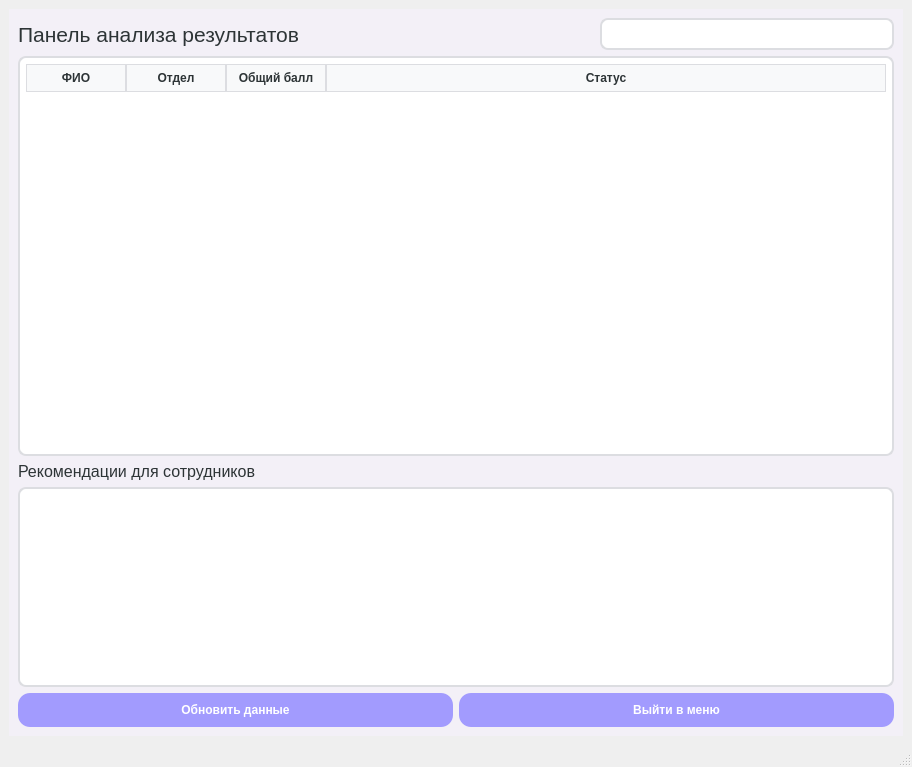
First picture: the form in final_task/interface.ui, repository Yana5193/informatika, before the edit.
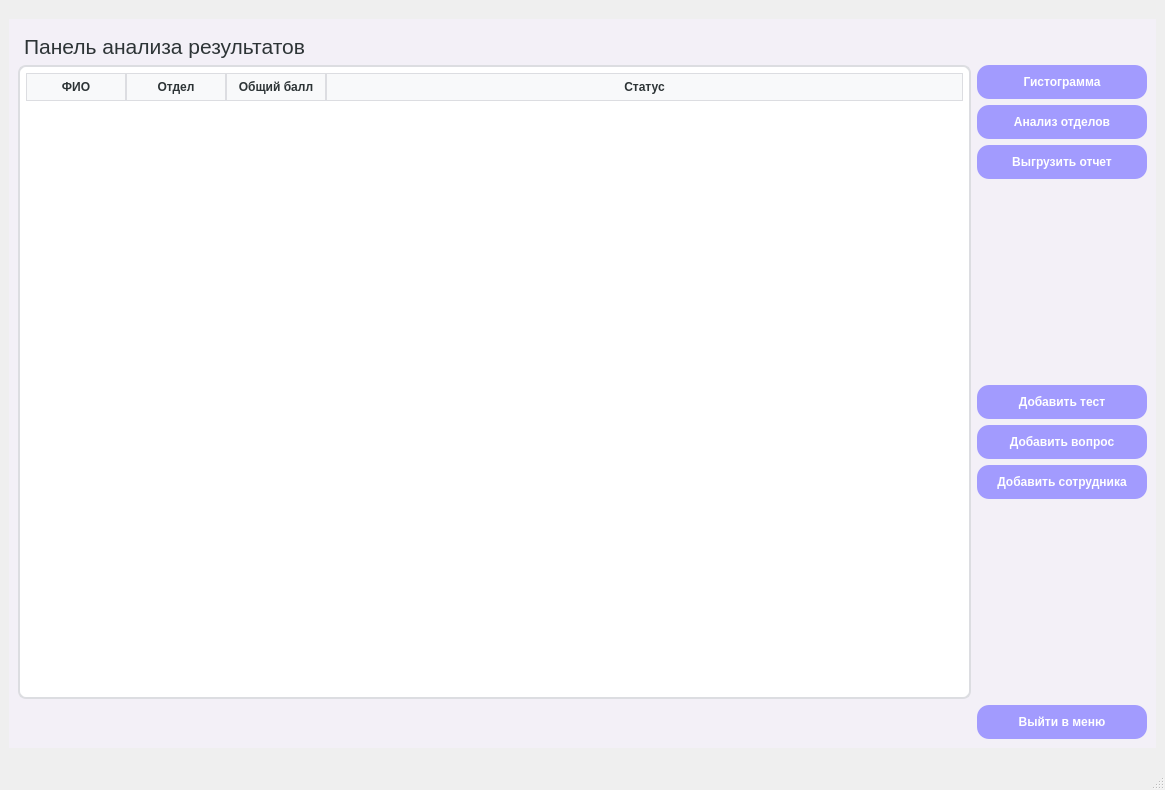
Second picture: the form after the edit. The open tabs and pages were chosen to show the change.

```diff
--- a/final_task/interface.ui
+++ b/final_task/interface.ui
@@ -6,8 +6,8 @@
    <rect>
     <x>0</x>
     <y>0</y>
-    <width>912</width>
-    <height>767</height>
+    <width>1165</width>
+    <height>790</height>
    </rect>
   </property>
   <property name="windowTitle">
@@ -17,6 +17,24 @@
    <layout class="QGridLayout" name="gridLayout">
     <item row="0" column="0">
      <widget class="QStackedWidget" name="btn_reftesh">
+      <property name="sizePolicy">
+       <sizepolicy hsizetype="Preferred" vsizetype="Preferred">
+        <horstretch>0</horstretch>
+        <verstretch>0</verstretch>
+       </sizepolicy>
+      </property>
+      <property name="minimumSize">
+       <size>
+        <width>1147</width>
+        <height>729</height>
+       </size>
+      </property>
+      <property name="maximumSize">
+       <size>
+        <width>1147</width>
+        <height>729</height>
+       </size>
+      </property>
       <property name="styleSheet">
        <string notr="true">/* Основной фон окна */
 QMainWindow, QWidget {
@@ -140,17 +158,18 @@
            </widget>
           </item>
           <item>
-           <spacer name="verticalSpacer_3">
-            <property name="orientation">
-             <enum>Qt::Vertical</enum>
+           <widget class="QLabel" name="label_2">
+            <property name="font">
+             <font>
+              <family>Segoe UI</family>
+              <pointsize>14</pointsize>
+              <bold>true</bold>
+             </font>
             </property>
-            <property name="sizeHint" stdset="0">
-             <size>
-              <width>10</width>
-              <height>10</height>
-             </size>
+            <property name="text">
+             <string>Выберите тест:</string>
             </property>
-           </spacer>
+           </widget>
           </item>
           <item>
            <widget class="QPushButton" name="btn_start_test">
@@ -379,64 +398,76 @@
        </layout>
       </widget>
       <widget class="QWidget" name="page_3">
-       <layout class="QVBoxLayout" name="verticalLayout_3">
-        <item>
-         <layout class="QHBoxLayout" name="horizontalLayout_2">
-          <item>
-           <widget class="QLabel" name="lbl_admin_title">
-            <property name="font">
-             <font>
-              <family>Segoe UI</family>
-              <pointsize>16</pointsize>
-             </font>
+       <layout class="QGridLayout" name="gridLayout_6">
+        <item row="1" column="1">
+         <widget class="QLabel" name="lbl_admin_title">
+          <property name="font">
+           <font>
+            <family>Segoe UI</family>
+            <pointsize>16</pointsize>
+           </font>
+          </property>
+          <property name="text">
+           <string>Панель анализа результатов</string>
+          </property>
+         </widget>
+        </item>
+        <item row="3" column="3">
+         <layout class="QGridLayout" name="gridLayout_4">
+          <item row="1" column="0">
+           <widget class="QPushButton" name="btn_add_quest">
+            <property name="text">
+             <string>Добавить вопрос</string>
             </property>
+           </widget>
+          </item>
+          <item row="0" column="0">
+           <widget class="QPushButton" name="btn_create_test">
             <property name="text">
-             <string>Панель анализа результатов</string>
+             <string>Добавить тест</string>
             </property>
            </widget>
           </item>
-          <item>
-           <spacer name="horizontalSpacer_2">
+          <item row="2" column="0">
+           <widget class="QPushButton" name="btn_add_employee">
+            <property name="text">
+             <string>Добавить сотрудника</string>
+            </property>
+           </widget>
+          </item>
+          <item row="3" column="0">
+           <spacer name="verticalSpacer_3">
             <property name="orientation">
-             <enum>Qt::Horizontal</enum>
+             <enum>Qt::Vertical</enum>
             </property>
             <property name="sizeHint" stdset="0">
              <size>
-              <width>40</width>
-              <height>20</height>
+              <width>20</width>
+              <height>40</height>
              </size>
             </property>
            </spacer>
           </item>
-          <item>
-           <widget class="QLineEdit" name="edit_search">
-            <property name="styleSheet">
-             <string notr="true">QLineEdit {
-    background-color: white; 
-    color: black; 
-}</string>
-            </property>
-            <property name="inputMask">
-             <string/>
-            </property>
-            <property name="text">
-             <string/>
-            </property>
-            <property name="readOnly">
-             <bool>false</bool>
-            </property>
-            <property name="placeholderText">
-             <string notr="true" comment="поиск по фамилии"/>
-            </property>
-            <property name="clearButtonEnabled">
-             <bool>false</bool>
-            </property>
-           </widget>
-          </item>
          </layout>
         </item>
-        <item>
-         <widget class="QTableWidget" name="table_results">
+        <item row="3" column="2">
+         <spacer name="horizontalSpacer_2">
+          <property name="orientation">
+           <enum>Qt::Horizontal</enum>
+          </property>
+          <property name="sizeHint" stdset="0">
+           <size>
+            <width>40</width>
+            <height>20</height>
+           </size>
+          </property>
+         </spacer>
+        </item>
+        <item row="4" column="0">
+         <layout class="QHBoxLayout" name="horizontalLayout_3"/>
+        </item>
+        <item row="2" column="0" rowspan="2" colspan="3">
+         <widget class="QTableWidget" name="tableWidget">
           <attribute name="horizontalHeaderStretchLastSection">
            <bool>true</bool>
           </attribute>
@@ -462,47 +493,54 @@
           </column>
          </widget>
         </item>
-        <item>
-         <widget class="QLabel" name="label_2">
-          <property name="font">
-           <font>
-            <family>Segoe UI</family>
-            <pointsize>12</pointsize>
-           </font>
-          </property>
-          <property name="text">
-           <string>Рекомендации для сотрудников</string>
-          </property>
-         </widget>
+        <item row="0" column="0" rowspan="2" colspan="2">
+         <layout class="QHBoxLayout" name="horizontalLayout_2"/>
         </item>
-        <item>
-         <widget class="QTextBrowser" name="txt_recommendation">
-          <property name="maximumSize">
-           <size>
-            <width>16777215</width>
-            <height>200</height>
-           </size>
-          </property>
-         </widget>
-        </item>
-        <item>
-         <layout class="QHBoxLayout" name="horizontalLayout_3">
-          <item>
-           <widget class="QPushButton" name="pushButton">
+        <item row="2" column="3">
+         <layout class="QGridLayout" name="gridLayout_5">
+          <item row="1" column="0">
+           <widget class="QPushButton" name="btn_show_depts">
             <property name="text">
-             <string>Обновить данные</string>
+             <string>Анализ отделов</string>
             </property>
            </widget>
           </item>
-          <item>
-           <widget class="QPushButton" name="btn_logout">
+          <item row="0" column="0">
+           <widget class="QPushButton" name="btn_show_dist">
             <property name="text">
-             <string>Выйти в меню</string>
+             <string>Гистограмма</string>
             </property>
            </widget>
           </item>
+          <item row="2" column="0">
+           <widget class="QPushButton" name="btn_export_pdf">
+            <property name="text">
+             <string>Выгрузить отчет</string>
+            </property>
+           </widget>
+          </item>
+          <item row="3" column="0">
+           <spacer name="verticalSpacer_6">
+            <property name="orientation">
+             <enum>Qt::Vertical</enum>
+            </property>
+            <property name="sizeHint" stdset="0">
+             <size>
+              <width>20</width>
+              <height>40</height>
+             </size>
+            </property>
+           </spacer>
+          </item>
          </layout>
         </item>
+        <item row="4" column="3">
+         <widget class="QPushButton" name="btn_logout">
+          <property name="text">
+           <string>Выйти в меню</string>
+          </property>
+         </widget>
+        </item>
        </layout>
       </widget>
      </widget>
```
Left out of the diff: 120 changed lines with no effect on the pictures.
